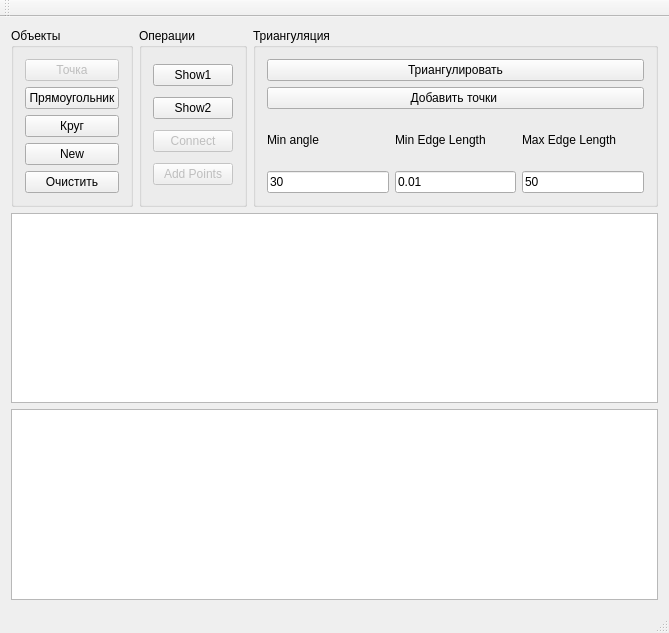
This is mainwindow.ui in aleksejkvasnikov/delaunator as Qt 5 draws it before an edit. The edited form follows.
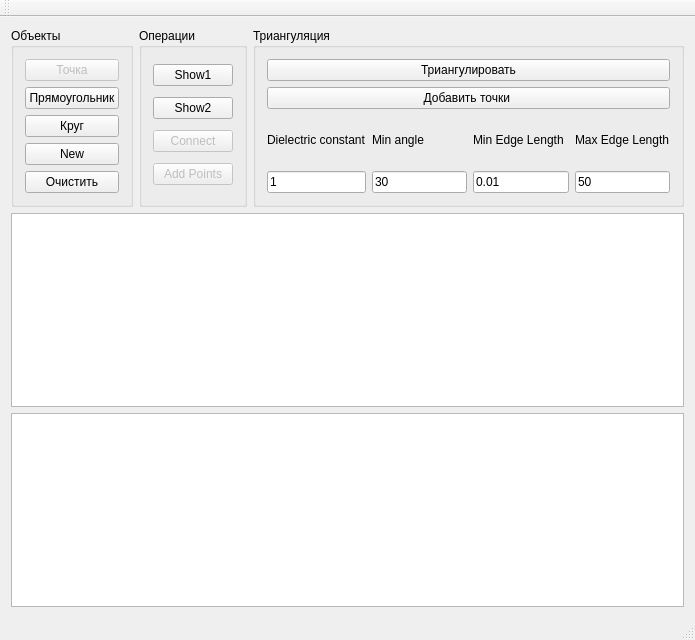
This is the edited form.

```diff
--- a/mainwindow.ui
+++ b/mainwindow.ui
@@ -6,8 +6,8 @@
    <rect>
     <x>0</x>
     <y>0</y>
-    <width>669</width>
-    <height>633</height>
+    <width>695</width>
+    <height>640</height>
    </rect>
   </property>
   <property name="windowTitle">
@@ -132,6 +132,24 @@
          </item>
          <item>
           <layout class="QHBoxLayout" name="horizontalLayout">
+           <item>
+            <layout class="QVBoxLayout" name="verticalLayout_2">
+             <item>
+              <widget class="QLabel" name="dielectric_label">
+               <property name="text">
+                <string>Dielectric constant</string>
+               </property>
+              </widget>
+             </item>
+             <item>
+              <widget class="QLineEdit" name="dielectric_edit">
+               <property name="text">
+                <string>1</string>
+               </property>
+              </widget>
+             </item>
+            </layout>
+           </item>
            <item>
             <layout class="QVBoxLayout" name="verticalLayout_6">
              <item>
```
Left out of the diff: 4 changed lines with no effect on the pictures.
